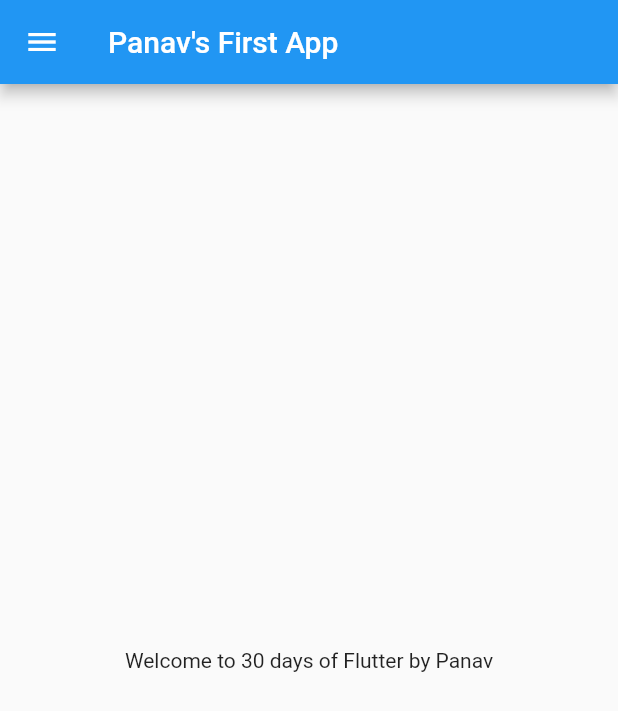
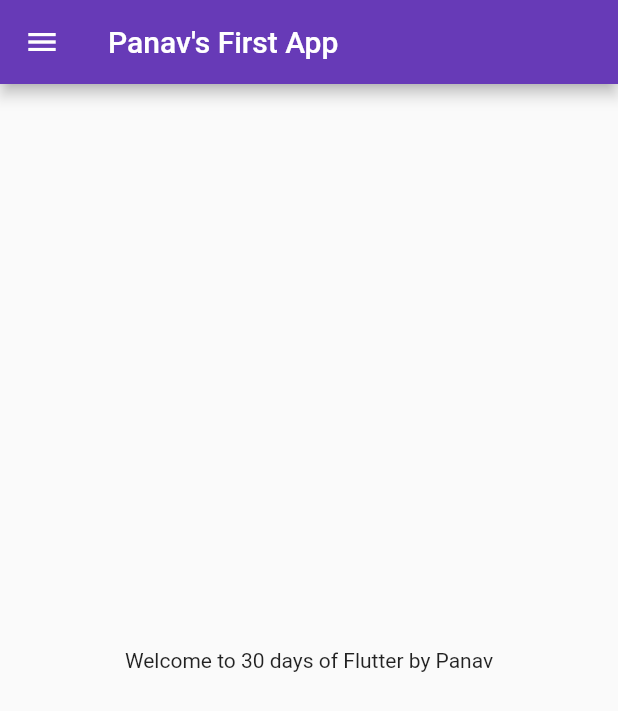
Before and after one commit to panavsinha/App-Dev-Practice, a Flutter app: the screen it shows after launch, on a phone screen of 412 x 824 dp. Shown: the top 711 px of the screen. Run offline on Flutter 3.47's test engine with Material 2 defaults, Android fonts, the phone set to English and light mode, and no system bars.

Commit message:
Day 3 Completed

```diff
--- a/lib/main.dart
+++ /dev/null
@@ -1,22 +0,0 @@
-import 'dart:ffi';
-
-import 'package:flutter/material.dart';
-import 'package:flutter_practice/homepage.dart';
-
-void main() {
-  runApp(MyApp());
-}
-
-class MyApp extends StatelessWidget {
-  const MyApp({Key? key}) : super(key: key);
-
-  @override
-  Widget build(BuildContext context) {
-    /*double pi = 3.14;
-    bool ismale = true;
-    var isname = "Panav";
-    const pi = 3.14;
-    */
-    return MaterialApp(home: homepage());
-  }
-}
--- a/lib/homepage.dart
+++ b/lib/pages/homepage.dart
@@ -1,5 +1,5 @@
 import 'package:flutter/material.dart';
-import 'package:flutter_practice/main.dart';
+import 'package:flutter_practice/pages/main.dart';
 
 void main() {
   runApp(MyApp());
--- /dev/null
+++ b/lib/pages/main.dart
@@ -0,0 +1,28 @@
+import 'package:flutter/material.dart';
+import 'package:flutter_practice/pages/homepage.dart';
+import 'package:flutter_practice/pages/loginpage.dart';
+
+void main() {
+  runApp(MyApp());
+}
+
+class MyApp extends StatelessWidget {
+  const MyApp({Key? key}) : super(key: key);
+
+  @override
+  Widget build(BuildContext context) {
+    return MaterialApp(
+      themeMode: ThemeMode.light,
+      theme: ThemeData(primarySwatch: Colors.deepPurple),
+      darkTheme: ThemeData(
+        brightness: Brightness.dark,
+      ),
+      initialRoute: "/home",
+      routes: {
+        "/": (context) => LoginPage(),
+        "/home": (context) => homepage(),
+        "/login": (context) => LoginPage()
+      },
+    );
+  }
+}
```
Also changed, not shown: lib/pages/loginpage.dart (added, +23 -0 lines), 1 other file.
